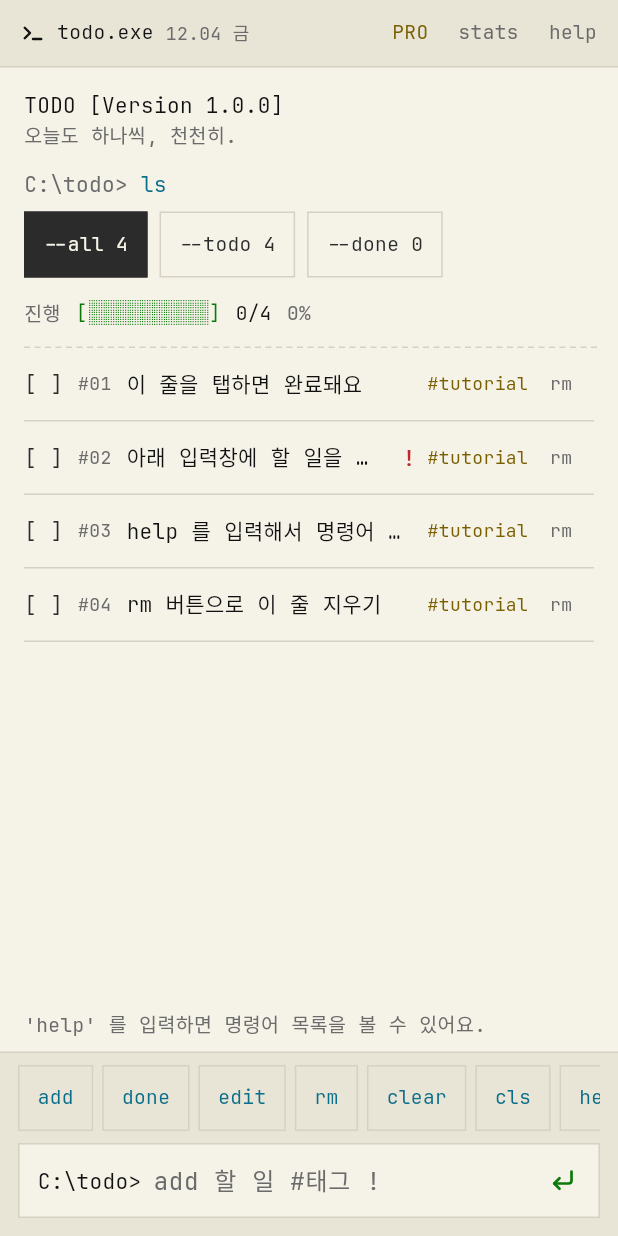
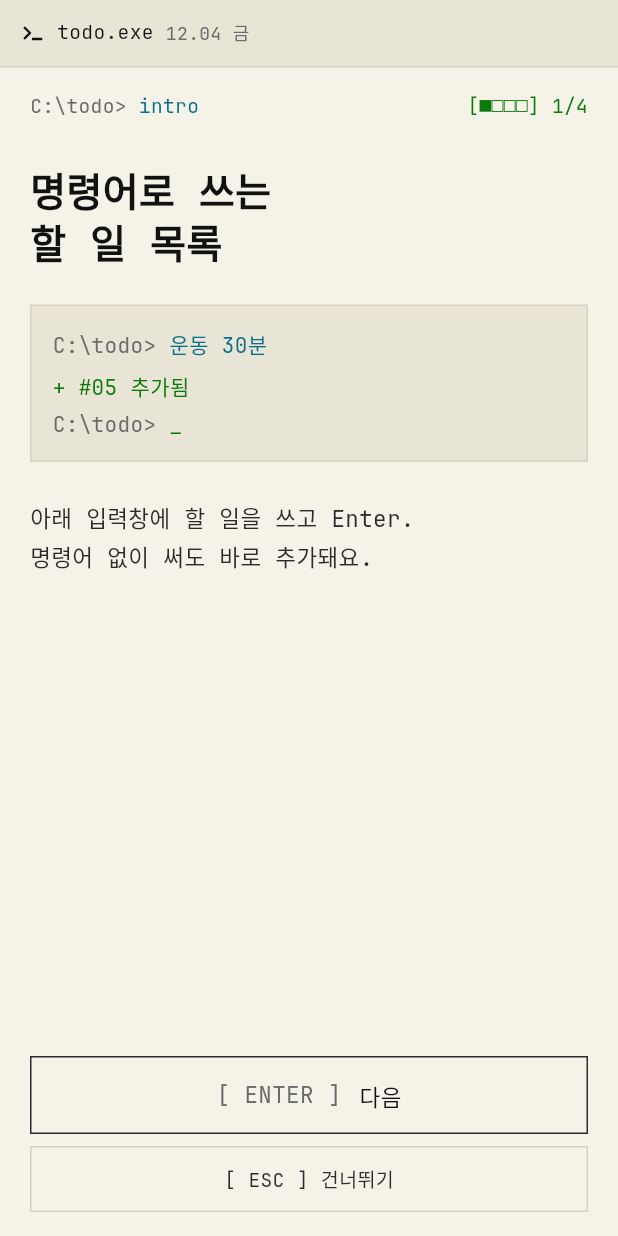
Before and after one commit to isla0x/todo-exe, a Flutter app: the screen it shows after launch, after a tap on an icon or button, on a phone screen of 412 x 824 dp. Run offline on Flutter 3.47's test engine with Material 3 defaults, Android fonts, the phone set to English and light mode, and no system bars; our stand-ins replace in_app_purchase, shared_preferences; missing offline and left inert: home_widget.

Commit message:
처음 실행 사용법 안내 (4장: 입력 · #태그/! · done/edit/rm · stats/help), help 에서 다시 보기, 빌드 1.0.1+5
Co-Authored-By: Claude Opus 5.5 <noreply@anthropic.com>
Claude-Session: https://claude.ai/code/session_017iZMWYbGKXjhd5bZRMzdGV

```diff
--- a/lib/screens/boot_screen.dart
+++ b/lib/screens/boot_screen.dart
@@ -7,6 +7,7 @@ import '../state/todo_store.dart';
 import '../theme/term_palette.dart';
 import '../widgets/term_widgets.dart';
 import 'home_screen.dart';
+import 'onboarding_screen.dart';
 
 const _logo = '█████  ███  ████   ███ \n'
     '  █   █   █ █   █ █   █\n'
@@ -59,7 +60,10 @@ class _BootScreenState extends State<BootScreen> {
   }
 
   void _enter() {
-    Navigator.of(context).pushReplacement(termRoute(HomeScreen(store: widget.store)));
+    final store = widget.store;
+    // 처음 실행이면 사용법 안내부터.
+    final Widget next = store.onboarded ? HomeScreen(store: store) : OnboardingScreen(store: store);
+    Navigator.of(context).pushReplacement(termRoute(next));
   }
 
   @override
--- a/lib/screens/help_screen.dart
+++ b/lib/screens/help_screen.dart
@@ -3,6 +3,7 @@ import 'package:flutter/material.dart';
 import '../state/todo_store.dart';
 import '../theme/term_palette.dart';
 import '../widgets/term_widgets.dart';
+import 'onboarding_screen.dart';
 import 'stats_screen.dart';
 
 /// (명령어, 인자, 설명, 예시)
@@ -53,6 +54,12 @@ class HelpScreen extends StatelessWidget {
                 const SizedBox(height: 10),
                 Text('명령어 목록', style: termStyle(p.hi)),
                 Text('<필수>  [선택]  |  또는', style: termStyle(p.dim, size: 13)),
+                const SizedBox(height: 10),
+                TermBoxButton(
+                  palette: p,
+                  label: '처음 사용법 안내 다시 보기',
+                  onTap: () => Navigator.of(context).push(termRoute(OnboardingScreen(store: store, replay: true))),
+                ),
                 const SizedBox(height: 10),
                 DashedDivider(color: p.line),
                 for (final e in _entries)
--- /dev/null
+++ b/lib/screens/onboarding_screen.dart
@@ -0,0 +1,207 @@
+import 'package:flutter/material.dart';
+
+import '../state/todo_store.dart';
+import '../theme/term_palette.dart';
+import '../widgets/term_widgets.dart';
+import 'home_screen.dart';
+
+/// 한 장: 제목 · 터미널 예시 줄 · 설명
+class _Page {
+  const _Page(this.title, this.lines, this.body);
+
+  final String title;
+
+  /// (종류, 글) — in: 입력한 명령어, ok: 결과, row: 목록 한 줄, hi: 강조
+  final List<(String, String)> lines;
+  final String body;
+}
+
+const _pages = [
+  _Page('명령어로 쓰는\n할 일 목록', [
+    ('in', '운동 30분'),
+    ('ok', '+ #05 추가됨'),
+  ], '아래 입력창에 할 일을 쓰고 Enter.\n명령어 없이 써도 바로 추가돼요.'),
+  _Page('#태그와 ! 중요도', [
+    ('in', 'add 보고서 초안 #work !!'),
+    ('ok', '+ #06 추가됨'),
+    ('row', '[ ] #06 보고서 초안  !! #work'),
+  ], '#태그로 묶고, ! 개수(! · !! · !!!)로\n급한 정도를 표시해요.'),
+  _Page('끝낸 일은 done', [
+    ('in', 'done 6'),
+    ('ok', '✓ #06 완료'),
+    ('in', 'edit 5 운동 1시간'),
+    ('in', 'rm 5'),
+  ], '목록에서 줄을 탭해도 완료돼요.\n고치기는 edit, 지우기는 rm.'),
+  _Page('기록과 도움말', [
+    ('in', 'stats'),
+    ('hi', '연속 달성 3일 · 이번 주 12건'),
+    ('in', 'help'),
+  ], 'stats 로 연속 달성과 4주 잔디를,\nhelp 로 모든 명령어를 볼 수 있어요.\n입력창 위 버튼을 눌러도 돼요.'),
+];
+
+/// 처음 실행했을 때 한 번 보여주는 사용법 안내. help 화면에서 다시 볼 수 있다.
+class OnboardingScreen extends StatefulWidget {
+  const OnboardingScreen({super.key, required this.store, this.replay = false});
+
+  final TodoStore store;
+
+  /// help 에서 다시 보는 중이면 끝났을 때 이전 화면으로 돌아간다.
+  final bool replay;
+
+  static int get pageCount => _pages.length;
+
+  @override
+  State<OnboardingScreen> createState() => _OnboardingScreenState();
+}
+
+class _OnboardingScreenState extends State<OnboardingScreen> {
+  final _ctrl = PageController();
+  int _page = 0;
+
+  TodoStore get store => widget.store;
+  bool get _last => _page == _pages.length - 1;
+
+  @override
+  void dispose() {
+    _ctrl.dispose();
+    super.dispose();
+  }
+
+  Future<void> _finish() async {
+    await store.markOnboarded();
+    if (!mounted) return;
+    if (widget.replay) {
+      Navigator.of(context).maybePop();
+    } else {
+      Navigator.of(context).pushReplacement(termRoute(HomeScreen(store: store)));
+    }
+  }
+
+  void _next() {
+    if (_last) {
+      _finish();
+    } else {
+      _ctrl.nextPage(duration: const Duration(milliseconds: 220), curve: Curves.easeOut);
+    }
+  }
+
+  @override
+  Widget build(BuildContext context) {
+    final p = store.palette;
+    return Scaffold(
+      backgroundColor: p.bg,
+      body: Column(
+        crossAxisAlignment: CrossAxisAlignment.stretch,
+        children: [
+          TitleBar(palette: p, now: store.now()),
+          Padding(
+            padding: const EdgeInsets.fromLTRB(20, 16, 20, 0),
+            child: Row(
+              children: [
+                Text.rich(TextSpan(children: [
+                  TextSpan(text: 'C:\\todo> ', style: termStyle(p.dim, size: 13)),
+                  TextSpan(text: 'intro', style: termStyle(p.cmd, size: 13)),
+                ])),
+                const Spacer(),
+                Semantics(
+                  label: '${_page + 1} / ${_pages.length} 페이지',
+                  excludeSemantics: true,
+                  child: Text(
+                    '[${'■' * (_page + 1)}${'□' * (_pages.length - _page - 1)}] ${_page + 1}/${_pages.length}',
+                    style: termStyle(p.ok, size: 13),
+                  ),
+                ),
+              ],
+            ),
+          ),
+          Expanded(
+            child: PageView.builder(
+              controller: _ctrl,
+              itemCount: _pages.length,
+              onPageChanged: (i) => setState(() => _page = i),
+              itemBuilder: (context, i) => _PageView(page: _pages[i], palette: p),
+            ),
+          ),
+          SafeArea(
+            top: false,
+            child: Padding(
+              padding: const EdgeInsets.fromLTRB(20, 8, 20, 16),
+              child: Column(
+                crossAxisAlignment: CrossAxisAlignment.stretch,
+                children: [
+                  TermWideButton(
+                    palette: p,
+                    keyLabel: '[ ENTER ]',
+                    label: _last ? '시작하기' : '다음',
+                    onTap: _next,
+                    trailing: _last ? BlinkingCursor(style: termStyle(p.hi, size: 15)) : null,
+                  ),
+                  const SizedBox(height: 8),
+                  Opacity(
+                    opacity: _last ? 0 : 1,
+                    child: IgnorePointer(
+                      ignoring: _last,
+                      child: TermBoxButton(palette: p, label: '[ ESC ] 건너뛰기', onTap: _finish),
+                    ),
+                  ),
+                ],
+              ),
+            ),
+          ),
+        ],
+      ),
+    );
+  }
+}
+
+class _PageView extends StatelessWidget {
+  const _PageView({required this.page, required this.palette});
+
+  final _Page page;
+  final TermPalette palette;
+
+  @override
+  Widget build(BuildContext context) {
+    final p = palette;
+    return SingleChildScrollView(
+      padding: const EdgeInsets.fromLTRB(20, 28, 20, 16),
+      child: Column(
+        crossAxisAlignment: CrossAxisAlignment.stretch,
+        children: [
+          Text(page.title, style: termStyle(p.hi, size: 26, weight: FontWeight.w700, height: 1.3)),
+          const SizedBox(height: 24),
+          Container(
+            decoration: BoxDecoration(color: p.bar, border: Border.all(color: p.line)),
+            padding: const EdgeInsets.fromLTRB(14, 12, 14, 14),
+            child: Column(
+              crossAxisAlignment: CrossAxisAlignment.start,
+              children: [
+                for (final (kind, text) in page.lines)
+                  Padding(
+                    padding: const EdgeInsets.symmetric(vertical: 3),
+                    child: switch (kind) {
+                      'in' => Text.rich(TextSpan(children: [
+                          TextSpan(text: 'C:\\todo> ', style: termStyle(p.dim, size: 14)),
+                          TextSpan(text: text, style: termStyle(p.cmd, size: 14)),
+                        ])),
+                      'ok' => Text(text, style: termStyle(p.ok, size: 14)),
+                      'row' => Text(text, style: termStyle(p.hi, size: 14)),
+                      _ => Text(text, style: termStyle(p.tag, size: 14)),
+                    },
+                  ),
+                Row(
+                  children: [
+                    Text('C:\\todo> ', style: termStyle(p.dim, size: 14)),
+                    BlinkingCursor(style: termStyle(p.ok, size: 14)),
+                  ],
+                ),
+              ],
+            ),
+          ),
+          const SizedBox(height: 24),
+          Text(page.body, style: termStyle(p.fg, size: 15, height: 1.7)),
+        ],
+      ),
+    );
+  }
+}
--- a/lib/state/todo_store.dart
+++ b/lib/state/todo_store.dart
@@ -16,6 +16,7 @@ class TodoStore extends ChangeNotifier {
   }
 
   static const _key = 'todo_exe_state_v1';
+  static const _onboardKey = 'todo_exe_onboarded_v1';
   static const _maxLog = 4;
   static const _maxHistory = 50;
 
@@ -36,6 +37,9 @@ class TodoStore extends ChangeNotifier {
   List<LogLine> get log => List.unmodifiable(_log);
   List<String> get history => List.unmodifiable(_history);
   bool get isPro => pro?.isPro ?? false;
+
+  /// 처음 사용법 안내를 봤는지. (예전부터 쓰던 사람은 본 것으로 친다)
+  bool onboarded = false;
 
   /// 폰의 다크/라이트 설정. 앱이 바뀔 때마다 알려준다.
   Brightness _systemBrightness = Brightness.dark;
@@ -64,12 +68,18 @@ class TodoStore extends ChangeNotifier {
   Future<void> load() async {
     _prefs = await SharedPreferences.getInstance();
     final raw = _prefs!.getString(_key);
+    onboarded = (_prefs!.getBool(_onboardKey) ?? false) || raw != null;
     if (raw == null) return;
     try {
       _data = TodoData.fromJson(Map<String, dynamic>.from(jsonDecode(raw) as Map));
     } catch (e) {
       debugPrint('todo.exe: 저장된 데이터를 읽지 못해 새로 시작합니다. ($e)');
     }
+  }
+
+  Future<void> markOnboarded() async {
+    onboarded = true;
+    await _prefs?.setBool(_onboardKey, true);
   }
 
   /// 명령어를 실행하고, 열어야 할 화면이 있으면 그 이름을 돌려준다.
--- a/pubspec.yaml
+++ b/pubspec.yaml
@@ -1,7 +1,7 @@
 name: todo_exe
 description: "todo.exe — Windows cmd 느낌의 명령어 입력형 투두 앱"
 publish_to: "none"
-version: 1.0.1+4
+version: 1.0.1+5
 
 environment:
   sdk: ^3.5.0
```
Also changed, not shown: 1 other file.
